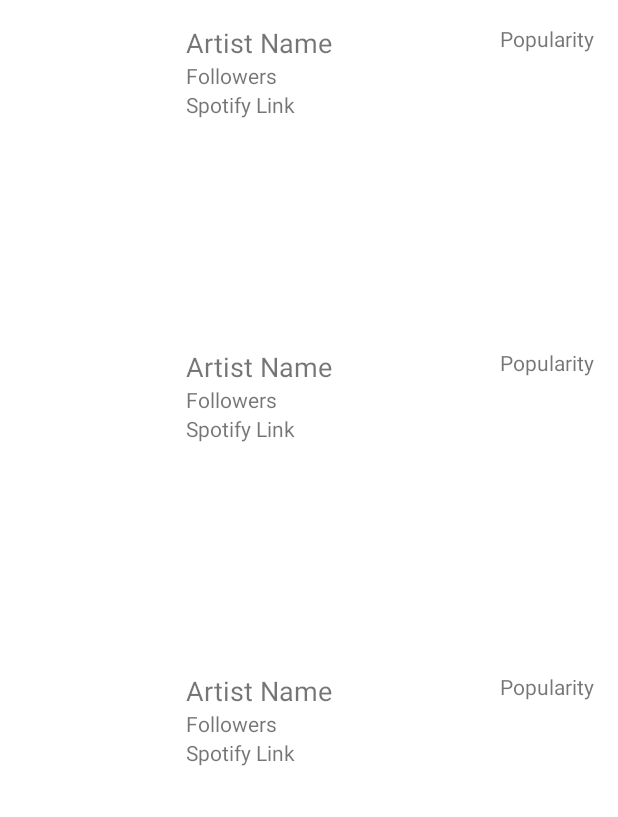
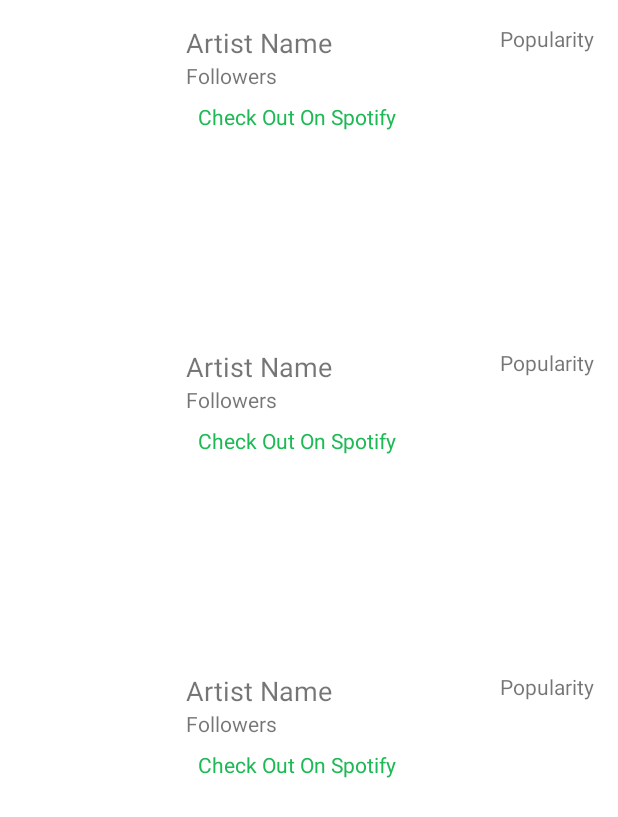
Before and after one commit to songruwa/TicketMasterApp, an Android app: the layout fragment_artist_card.xml on its own in the app's theme, with its tools: preview values and no code run, on a phone screen of 412 x 824 dp. Shown: the top 817 px of the screen. Run offline under Robolectric (Android 15) with nearby library versions, the phone set to English and light mode, and no system bars; network calls fail.

Commit message:
artist tab's spotify link button created

```diff
--- a/app/src/main/java/com/example/myapplication/fragments/artist_card.java
+++ b/app/src/main/java/com/example/myapplication/fragments/artist_card.java
@@ -123,10 +123,11 @@ public class artist_card extends Fragment {
                             for (int i = 0; i < items.length(); i++) {
                                 JSONObject artistObj = items.getJSONObject(i);
                                 String name = artistObj.getString("name");
-                                Log.d("artist_card", "artist name: " + name);
                                 String followers = artistObj.getJSONObject("followers").getString("total");
                                 String popularity = artistObj.getString("popularity");
                                 String spotifyLink = artistObj.getJSONObject("external_urls").getString("spotify");
+                                Log.d("artist_card", "spotifyLink: " + spotifyLink);
+
                                 String artistId = artistObj.getString("id");
 
                                 List<String> albumCovers = fetchAlbumCovers(artistId); // Fetch album covers here
@@ -166,7 +167,7 @@ public class artist_card extends Fragment {
                             for (int i = 0; i < items.length(); i++) {
                                 JSONObject albumObj = items.getJSONObject(i);
                                 String coverUrl = albumObj.getJSONArray("images").getJSONObject(0).getString("url");
-                                Log.d("artist_card", "coverUrl: " + coverUrl);
+                                Log.d("artist_card", "coverUrl: "+ i + coverUrl);
                                 albumCovers.add(coverUrl);
                             }
 
--- /dev/null
+++ b/app/src/main/res/drawable/spotify_button.xml
@@ -0,0 +1,5 @@
+<?xml version="1.0" encoding="utf-8"?>
+<shape xmlns:android="http://schemas.android.com/apk/res/android">
+    <solid android:color="#1DB954" />
+    <corners android:radius="4dp" />
+</shape>
--- a/app/src/main/res/layout/artist_item.xml
+++ b/app/src/main/res/layout/artist_item.xml
@@ -42,8 +42,13 @@
                 android:id="@+id/spotify_link"
                 android:layout_width="wrap_content"
                 android:layout_height="wrap_content"
-                android:text="Spotify Link"
-                android:textSize="14sp" />
+                android:text="Check Out On Spotify"
+                android:textColor="#1DB954"
+                android:textSize="14sp"
+                android:padding="8dp"
+                android:clickable="true"
+                android:focusable="true" />
+
 
         </LinearLayout>
 
```
Also changed, not shown: app/src/main/java/com/example/myapplication/ArtistAdapter.java (+17 -0 lines).
